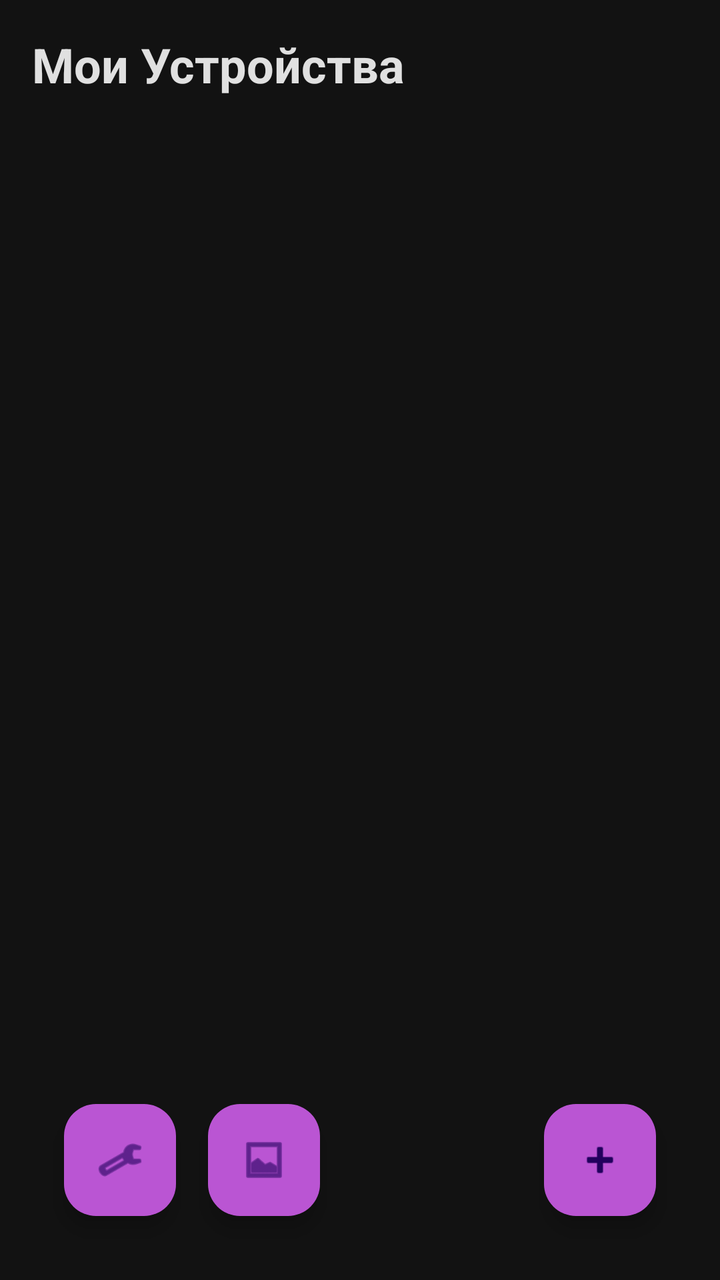
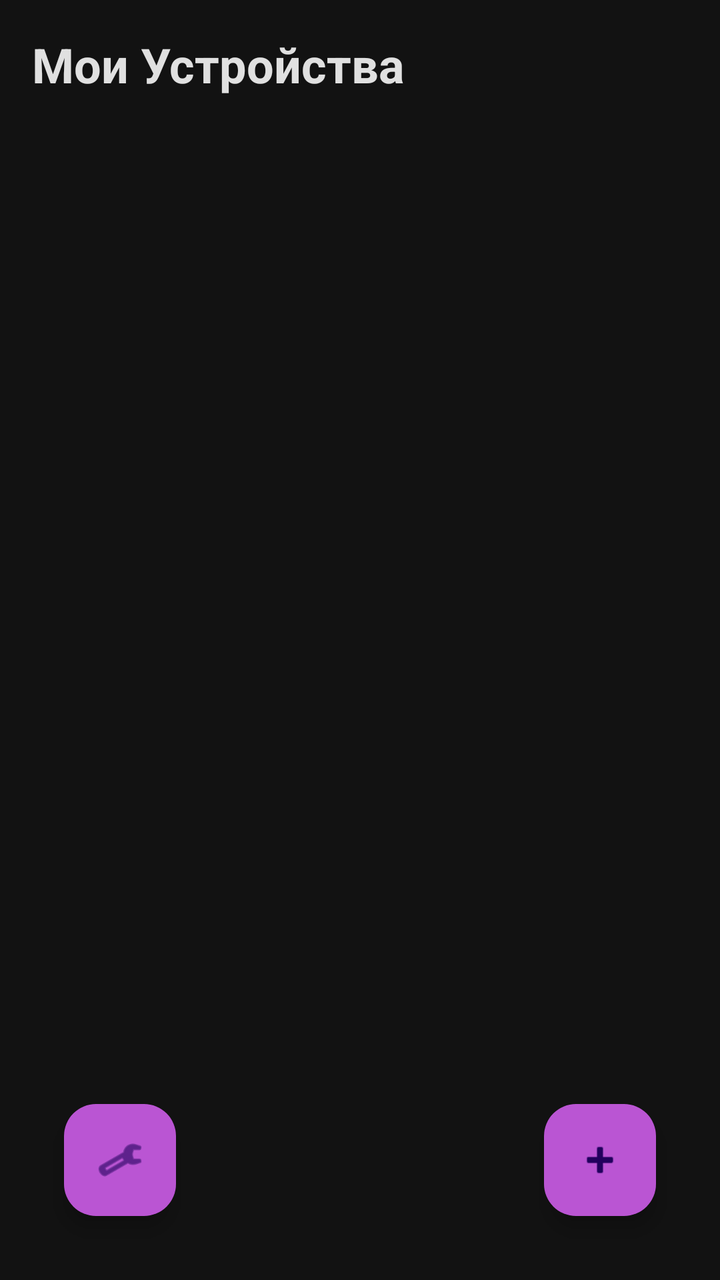

Before-and-after screenshots of an Android layout around one commit, followed by the original layout XML and the change that was made.
<!-- AndroidManifest.xml: application theme Theme.PC -->
<!-- res/layout/activity_main.xml -->
<?xml version="1.0" encoding="utf-8"?>
<androidx.constraintlayout.widget.ConstraintLayout
    xmlns:android="http://schemas.android.com/apk/res/android"
    xmlns:app="http://schemas.android.com/apk/res-auto"
    android:layout_width="match_parent"
    android:layout_height="match_parent"
    android:background="@color/dark_bg"
    android:padding="16dp">

    <TextView
        android:id="@+id/title"
        android:layout_width="wrap_content"
        android:layout_height="wrap_content"
        android:text="Мои Устройства"
        android:textColor="@color/text_white"
        android:textSize="24sp"
        android:textStyle="bold"
        app:layout_constraintTop_toTopOf="parent"
        app:layout_constraintStart_toStartOf="parent" />

    <androidx.recyclerview.widget.RecyclerView
        android:id="@+id/devicesRecyclerView"
        android:layout_width="0dp"
        android:layout_height="0dp"
        android:layout_marginTop="24dp"
        app:layout_constraintTop_toBottomOf="@id/title"
        app:layout_constraintBottom_toTopOf="@id/fab_add"
        app:layout_constraintStart_toStartOf="parent"
        app:layout_constraintEnd_toEndOf="parent" />

    
    <com.google.android.material.floatingactionbutton.FloatingActionButton
        android:id="@+id/fab_settings"
        android:layout_width="wrap_content"
        android:layout_height="wrap_content"
        android:layout_margin="16dp"
        android:src="@android:drawable/ic_menu_manage"
        android:contentDescription="Настройки"
        app:backgroundTint="?attr/colorPrimary"
        app:layout_constraintBottom_toBottomOf="parent"
        app:layout_constraintStart_toStartOf="parent" />

    
    <com.google.android.material.floatingactionbutton.FloatingActionButton
        android:id="@+id/fab_widgets"
        android:layout_width="wrap_content"
        android:layout_height="wrap_content"
        android:layout_margin="16dp"
        android:layout_marginStart="8dp"
        android:src="@android:drawable/ic_menu_gallery"
        android:contentDescription="Конструктор виджетов"
        app:backgroundTint="?attr/colorPrimary"
        app:layout_constraintBottom_toBottomOf="parent"
        app:layout_constraintStart_toEndOf="@id/fab_settings" />

    
    <com.google.android.material.floatingactionbutton.FloatingActionButton
        android:id="@+id/fab_add"
        android:layout_width="wrap_content"
        android:layout_height="wrap_content"
        android:layout_margin="16dp"
        android:src="@android:drawable/ic_input_add"
        android:contentDescription="Добавить устройство"
        app:backgroundTint="?attr/colorPrimary"
        app:layout_constraintBottom_toBottomOf="parent"
        app:layout_constraintEnd_toEndOf="parent" />

</androidx.constraintlayout.widget.ConstraintLayout>
<!-- resources referenced by this layout -->
<resources>
  <color name="dark_bg">#121212</color>
  <color name="text_white">#E0E0E0</color>
  <style name="Theme.PC" parent="Base.Theme.PC" />
  <style name="Base.Theme.PC" parent="Theme.Material3.DayNight.NoActionBar">
          <item name="android:windowBackground">@color/dark_bg</item>
          <item name="colorPrimary">@color/purple</item>
          <item name="colorAccent">@color/purple</item>
          <item name="mainAccentColor">@color/purple</item>
      </style>
  <color name="purple">#BA55D3</color>
</resources>

<!-- the commit's change to res/layout/activity_main.xml (unified diff, before → after) -->
@@ -42,19 +42,6 @@
 
     
     <com.google.android.material.floatingactionbutton.FloatingActionButton
-        android:id="@+id/fab_widgets"
-        android:layout_width="wrap_content"
-        android:layout_height="wrap_content"
-        android:layout_margin="16dp"
-        android:layout_marginStart="8dp"
-        android:src="@android:drawable/ic_menu_gallery"
-        android:contentDescription="Конструктор виджетов"
-        app:backgroundTint="?attr/colorPrimary"
-        app:layout_constraintBottom_toBottomOf="parent"
-        app:layout_constraintStart_toEndOf="@id/fab_settings" />
-
-    
-    <com.google.android.material.floatingactionbutton.FloatingActionButton
         android:id="@+id/fab_add"
         android:layout_width="wrap_content"
         android:layout_height="wrap_content"
